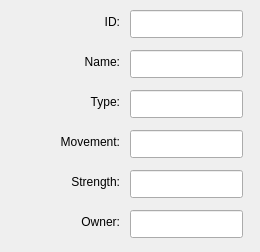
Above: GameDemonstrator/dialogs/GameUnitInfoDialog.ui from raubwuerger/StrategicGameProject before the change. Below: the same form after it.
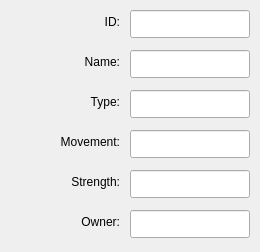
That is the form after the change.

What changed in the file:
```diff
--- a/GameDemonstrator/dialogs/GameUnitInfoDialog.ui
+++ b/GameDemonstrator/dialogs/GameUnitInfoDialog.ui
@@ -24,7 +24,7 @@
     <rect>
      <x>130</x>
      <y>10</y>
-     <width>113</width>
+     <width>120</width>
      <height>28</height>
     </rect>
    </property>
@@ -34,7 +34,7 @@
     <rect>
      <x>130</x>
      <y>50</y>
-     <width>113</width>
+     <width>120</width>
      <height>28</height>
     </rect>
    </property>
@@ -44,7 +44,7 @@
     <rect>
      <x>130</x>
      <y>90</y>
-     <width>113</width>
+     <width>120</width>
      <height>28</height>
     </rect>
    </property>
@@ -118,7 +118,7 @@
     <rect>
      <x>130</x>
      <y>130</y>
-     <width>113</width>
+     <width>120</width>
      <height>28</height>
     </rect>
    </property>
@@ -144,7 +144,7 @@
     <rect>
      <x>130</x>
      <y>170</y>
-     <width>113</width>
+     <width>120</width>
      <height>28</height>
     </rect>
    </property>
@@ -154,7 +154,7 @@
     <rect>
      <x>130</x>
      <y>210</y>
-     <width>113</width>
+     <width>120</width>
      <height>28</height>
     </rect>
    </property>
```
